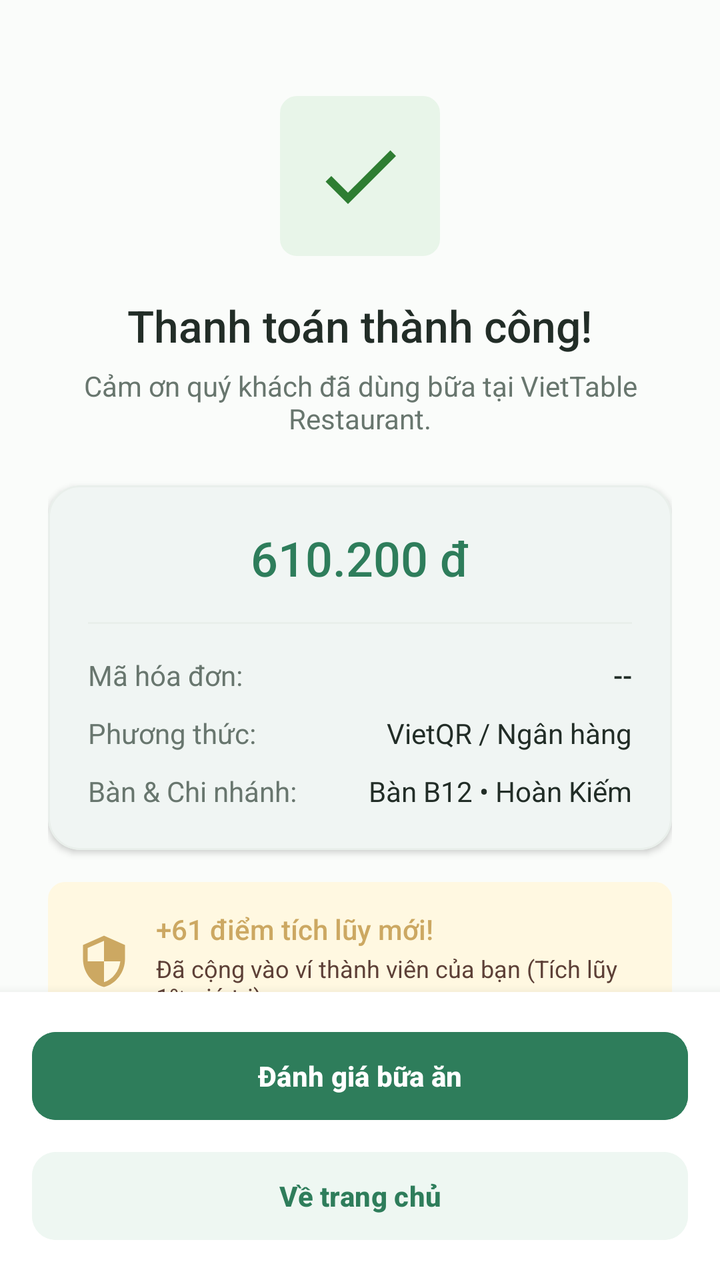
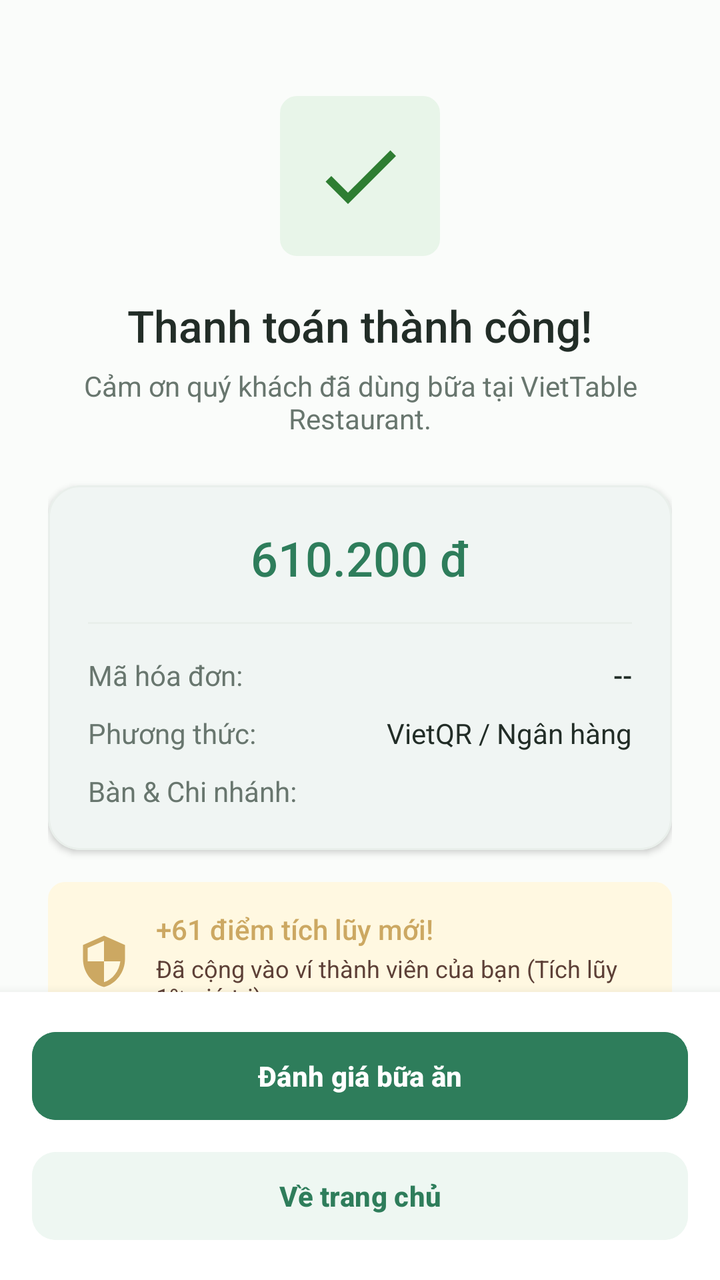

The first picture is an Android layout as it rendered before a commit; the second is the same layout after the commit. The layout source and the unified diff follow.
<!-- AndroidManifest.xml: application theme Theme.VietTable -->
<!-- res/layout/fragment_payment_success.xml -->
<?xml version="1.0" encoding="utf-8"?>
<androidx.coordinatorlayout.widget.CoordinatorLayout xmlns:android="http://schemas.android.com/apk/res/android"
    xmlns:app="http://schemas.android.com/apk/res-auto"
    android:layout_width="match_parent"
    android:layout_height="match_parent"
    android:background="@color/colorBackground">

    <androidx.core.widget.NestedScrollView
        android:layout_width="match_parent"
        android:layout_height="match_parent"
        android:paddingBottom="100dp">

        <LinearLayout
            android:layout_width="match_parent"
            android:layout_height="wrap_content"
            android:gravity="center_horizontal"
            android:orientation="vertical"
            android:padding="24dp"
            android:tag="safe_top">

            <ImageView
                android:layout_width="80dp"
                android:layout_height="80dp"
                android:layout_marginTop="24dp"
                android:background="@drawable/bg_badge"
                android:backgroundTint="#E8F5E9"
                android:padding="16dp"
                android:src="@drawable/ic_check"
                app:tint="@color/colorSuccess" />

            <TextView
                android:layout_width="wrap_content"
                android:layout_height="wrap_content"
                android:layout_marginTop="20dp"
                android:fontFamily="sans-serif-medium"
                android:text="Thanh toán thành công!"
                android:textColor="@color/colorTextPrimary"
                android:textSize="22sp" />

            <TextView
                android:layout_width="wrap_content"
                android:layout_height="wrap_content"
                android:layout_marginTop="6dp"
                android:gravity="center"
                android:text="Cảm ơn quý khách đã dùng bữa tại VietTable Restaurant."
                android:textColor="@color/colorTextSecondary"
                android:textSize="14sp" />

            
            <com.google.android.material.card.MaterialCardView
                android:layout_width="match_parent"
                android:layout_height="wrap_content"
                android:layout_marginTop="24dp"
                app:cardBackgroundColor="@color/colorSurface"
                app:cardCornerRadius="16dp"
                app:cardElevation="2dp"
                app:strokeColor="@color/colorDivider"
                app:strokeWidth="1dp">

                <LinearLayout
                    android:layout_width="match_parent"
                    android:layout_height="wrap_content"
                    android:orientation="vertical"
                    android:padding="20dp">

                    <TextView
                        android:id="@+id/tvSuccessAmount"
                        android:layout_width="wrap_content"
                        android:layout_height="wrap_content"
                        android:layout_gravity="center"
                        android:fontFamily="sans-serif-medium"
                        android:text="610.200 đ"
                        android:textColor="@color/colorPrimary"
                        android:textSize="24sp" />

                    <View
                        android:layout_width="match_parent"
                        android:layout_height="1dp"
                        android:layout_marginVertical="16dp"
                        android:background="@color/colorDivider" />

                    <LinearLayout
                        android:layout_width="match_parent"
                        android:layout_height="wrap_content"
                        android:orientation="horizontal">

                        <TextView
                            android:layout_width="0dp"
                            android:layout_height="wrap_content"
                            android:layout_weight="1"
                            android:text="Mã hóa đơn:"
                            android:textColor="@color/colorTextSecondary"
                            android:textSize="14sp" />

                        <TextView
                            android:id="@+id/tvSuccessInvoiceId"
                            android:layout_width="wrap_content"
                            android:layout_height="wrap_content"
                            android:fontFamily="sans-serif-medium"
                            android:text="--"
                            android:textColor="@color/colorTextPrimary"
                            android:textSize="14sp" />
                    </LinearLayout>

                    <LinearLayout
                        android:layout_width="match_parent"
                        android:layout_height="wrap_content"
                        android:layout_marginTop="10dp"
                        android:orientation="horizontal">

                        <TextView
                            android:layout_width="0dp"
                            android:layout_height="wrap_content"
                            android:layout_weight="1"
                            android:text="Phương thức:"
                            android:textColor="@color/colorTextSecondary"
                            android:textSize="14sp" />

                        <TextView
                            android:id="@+id/tvSuccessMethod"
                            android:layout_width="wrap_content"
                            android:layout_height="wrap_content"
                            android:text="VietQR / Ngân hàng"
                            android:textColor="@color/colorTextPrimary"
                            android:textSize="14sp" />
                    </LinearLayout>

                    <LinearLayout
                        android:layout_width="match_parent"
                        android:layout_height="wrap_content"
                        android:layout_marginTop="10dp"
                        android:orientation="horizontal">

                        <TextView
                            android:layout_width="0dp"
                            android:layout_height="wrap_content"
                            android:layout_weight="1"
                            android:text="Bàn &amp; Chi nhánh:"
                            android:textColor="@color/colorTextSecondary"
                            android:textSize="14sp" />

                        <TextView
                            android:id="@+id/tvSuccessBranch"
                            android:layout_width="wrap_content"
                            android:layout_height="wrap_content"
                            android:text="Bàn B12 • Hoàn Kiếm"
                            android:textColor="@color/colorTextPrimary"
                            android:textSize="14sp" />
                    </LinearLayout>
                </LinearLayout>
            </com.google.android.material.card.MaterialCardView>

            
            <LinearLayout
                android:layout_width="match_parent"
                android:layout_height="wrap_content"
                android:layout_marginTop="16dp"
                android:background="@drawable/bg_badge"
                android:backgroundTint="#FFF8E1"
                android:gravity="center_vertical"
                android:orientation="horizontal"
                android:padding="14dp">

                <ImageView
                    android:layout_width="28dp"
                    android:layout_height="28dp"
                    android:src="@drawable/ic_loyalty"
                    app:tint="@color/colorSecondary" />

                <LinearLayout
                    android:layout_width="0dp"
                    android:layout_height="wrap_content"
                    android:layout_marginStart="12dp"
                    android:layout_weight="1"
                    android:orientation="vertical">

                    <TextView
                        android:layout_width="wrap_content"
                        android:layout_height="wrap_content"
                        android:fontFamily="sans-serif-medium"
                        android:text="+61 điểm tích lũy mới!"
                        android:textColor="@color/colorSecondary"
                        android:textSize="14sp" />

                    <TextView
                        android:layout_width="wrap_content"
                        android:layout_height="wrap_content"
                        android:layout_marginTop="2dp"
                        android:text="Đã cộng vào ví thành viên của bạn (Tích lũy 1% giá trị)"
                        android:textColor="#5D4037"
                        android:textSize="12sp" />
                </LinearLayout>
            </LinearLayout>

        </LinearLayout>
    </androidx.core.widget.NestedScrollView>

    
    <LinearLayout
        android:layout_width="match_parent"
        android:layout_height="wrap_content"
        android:layout_gravity="bottom"
        android:tag="safe_bottom"
        android:background="@color/colorSurface"
        android:elevation="8dp"
        android:orientation="vertical"
        android:padding="16dp">

        <com.google.android.material.button.MaterialButton
            android:id="@+id/btnReviewMeal"
            style="@style/Widget.VietTable.Button.Primary"
            android:layout_width="match_parent"
            android:layout_height="wrap_content"
            android:text="Đánh giá bữa ăn" />

        <com.google.android.material.button.MaterialButton
            android:id="@+id/btnBackToHomeFromPayment"
            style="@style/Widget.VietTable.Button.Secondary"
            android:layout_width="match_parent"
            android:layout_height="wrap_content"
            android:layout_marginTop="8dp"
            android:text="Về trang chủ" />
    </LinearLayout>

</androidx.coordinatorlayout.widget.CoordinatorLayout>
<!-- resources referenced by this layout -->
<resources>
  <color name="colorBackground">#FAFCFA</color>
  <color name="colorDivider">#E9EFEB</color>
  <color name="colorPrimary">#2E7D5B</color>
  <color name="colorSecondary">#CCA862</color>
  <color name="colorSuccess">#2E7D32</color>
  <color name="colorSurface">#FFFFFF</color>
  <color name="colorTextPrimary">#222D27</color>
  <color name="colorTextSecondary">#68766E</color>
  <color name="surface">#FFFFFF</color>
  <color name="divider">#E9EFEB</color>
  <color name="accent_gold">#CCA862</color>
  <dimen name="btn_height_primary">52dp</dimen>
  <dimen name="radius_medium">12dp</dimen>
  <style name="Base.Theme.VietTable" parent="Theme.Material3.Light.NoActionBar">
          
          <item name="colorPrimary">@color/primary</item>
          <item name="colorPrimaryDark">@color/primary_dark</item>
          <item name="colorOnPrimary">@color/on_primary</item>
          <item name="colorPrimaryContainer">@color/primary_container</item>
          <item name="colorOnPrimaryContainer">@color/on_primary_container</item>
  
          <item name="colorSecondary">@color/accent_gold</item>
          <item name="colorOnSecondary">@color/white</item>
          <item name="colorSecondaryContainer">@color/accent_gold_container</item>
          <item name="colorOnSecondaryContainer">@color/accent_gold_dark</item>
  
          <item name="android:colorBackground">@color/bg_cream</item>
          <item name="colorSurface">@color/surface</item>
          <item name="colorOnSurface">@color/text_primary</item>
          <item name="colorSurfaceVariant">@color/surface_variant</item>
  
          <item name="colorError">@color/semantic_error</item>
          <item name="colorOnError">@color/white</item>
  
          
          <item name="android:statusBarColor">@android:color/transparent</item>
          <item name="android:windowLightStatusBar">true</item>
          <item name="android:navigationBarColor">@android:color/transparent</item>
          <item name="android:windowLightNavigationBar">true</item>
  
          
          <item name="colorAccent">@color/primary</item>
          <item name="alertDialogTheme">@style/ThemeOverlay.VietTable.Dialog.Alert</item>
          <item name="materialAlertDialogTheme">@style/ThemeOverlay.VietTable.MaterialAlertDialog</item>
          <item name="buttonBarPositiveButtonStyle">@style/Widget.VietTable.Dialog.Button.Positive</item>
          <item name="buttonBarNegativeButtonStyle">@style/Widget.VietTable.Dialog.Button.Negative</item>
          <item name="buttonBarNeutralButtonStyle">@style/Widget.VietTable.Dialog.Button.Neutral</item>
          <item name="materialButtonStyle">@style/Widget.VietTable.Button.Primary</item>
          <item name="materialButtonOutlinedStyle">@style/Widget.VietTable.Button.Outlined</item>
          <item name="borderlessButtonStyle">@style/Widget.VietTable.Button.Text</item>
          <item name="materialCardViewStyle">@style/Widget.VietTable.Card</item>
          <item name="textInputStyle">@style/Widget.VietTable.TextInputLayout</item>
          <item name="toolbarStyle">@style/Widget.VietTable.Toolbar</item>
          <item name="bottomNavigationStyle">@style/Widget.VietTable.BottomNavigationView</item>
      </style>
  <dimen name="text_button">14sp</dimen>
  <color name="primary">#2E7D5B</color>
  <color name="primary_dark">#24654A</color>
  <color name="on_primary">#FFFFFF</color>
  <color name="primary_container">#EEF7F2</color>
  <color name="on_primary_container">#1B4E38</color>
  <color name="white">#FFFFFFFF</color>
  <color name="accent_gold_container">#FAF5EB</color>
  <color name="accent_gold_dark">#9E7D33</color>
  <color name="bg_cream">#FAFCFA</color>
  <color name="text_primary">#222D27</color>
  <color name="surface_variant">#F3F7F5</color>
  <color name="semantic_error">#D32F2F</color>
  <color name="text_secondary">#68766E</color>
  <color name="transparent">#00000000</color>
  <dimen name="radius_large">16dp</dimen>
  <dimen name="card_elevation">1.5dp</dimen>
  <dimen name="card_stroke_width">1dp</dimen>
  <!-- unchanged entries left out for length: 22 -->
</resources>

<!-- the commit's change to res/layout/fragment_payment_success.xml (unified diff, before → after) -->
@@ -143,7 +143,7 @@
                             android:id="@+id/tvSuccessBranch"
                             android:layout_width="wrap_content"
                             android:layout_height="wrap_content"
-                            android:text="Bàn B12 • Hoàn Kiếm"
+                            android:text=""
                             android:textColor="@color/colorTextPrimary"
                             android:textSize="14sp" />
                     </LinearLayout>
<!-- resource entries referenced after the edit -->
@@ -38,7 +38,6 @@
           <item name="android:statusBarColor">@android:color/transparent</item>
           <item name="android:windowLightStatusBar">true</item>
           <item name="android:navigationBarColor">@android:color/transparent</item>
-          <item name="android:windowLightNavigationBar">true</item>
   
           
           <item name="colorAccent">@color/primary</item>
